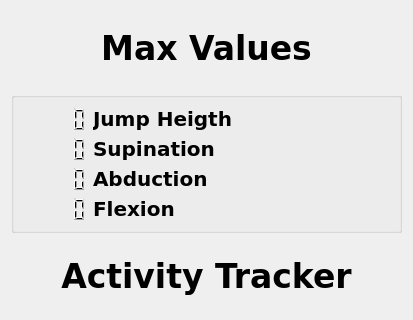
vasav123/LoadManager, file GUI/playerStats.ui: the form before one commit; both pictures show x 0 to 413 and y 0 to 320 of the 413 by 897 pixel window.
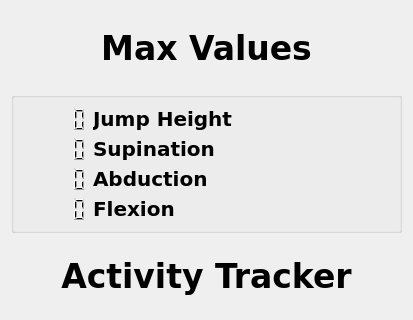
The form after the commit.

Diff of the .ui file:
```diff
--- a/GUI/playerStats.ui
+++ b/GUI/playerStats.ui
@@ -242,7 +242,7 @@
          </font>
         </property>
         <property name="text">
-         <string>Jump Heigth</string>
+         <string>Jump Height</string>
         </property>
        </widget>
       </item>
```
